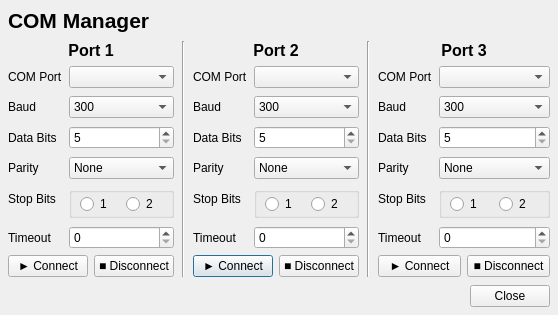
The window that ui-files/comManager.ui (Iwan-Rahman/PyQt-Interface-Forked) describes before a commit, drawn with Qt 5.
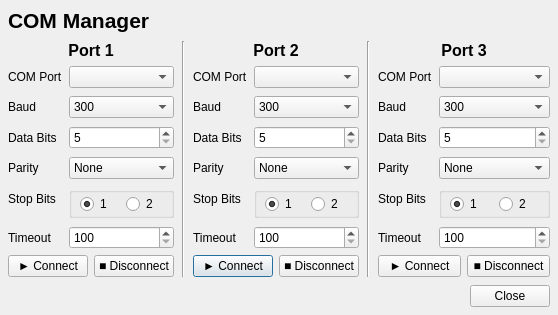
The same window after the commit.

The edit to the form file:
```diff
--- a/ui-files/comManager.ui
+++ b/ui-files/comManager.ui
@@ -246,7 +246,14 @@
         </widget>
        </item>
        <item row="5" column="1">
-        <widget class="QSpinBox" name="TimeoutInputP2"/>
+        <widget class="QSpinBox" name="TimeoutInputP2">
+         <property name="minimum">
+          <number>100</number>
+         </property>
+         <property name="maximum">
+          <number>10000</number>
+         </property>
+        </widget>
        </item>
        <item row="4" column="1">
         <widget class="QGroupBox" name="StopBitInputP2">
@@ -277,6 +284,9 @@
             <property name="text">
              <string>1</string>
             </property>
+            <property name="checked">
+             <bool>true</bool>
+            </property>
            </widget>
           </item>
           <item>
@@ -526,7 +536,14 @@
         </widget>
        </item>
        <item row="5" column="1">
-        <widget class="QSpinBox" name="TimeoutInputP3"/>
+        <widget class="QSpinBox" name="TimeoutInputP3">
+         <property name="minimum">
+          <number>100</number>
+         </property>
+         <property name="maximum">
+          <number>10000</number>
+         </property>
+        </widget>
        </item>
        <item row="4" column="1">
         <widget class="QGroupBox" name="StopBitInputP3">
@@ -557,6 +574,9 @@
             <property name="text">
              <string>1</string>
             </property>
+            <property name="checked">
+             <bool>true</bool>
+            </property>
            </widget>
           </item>
           <item>
@@ -826,7 +846,14 @@
         </widget>
        </item>
        <item row="5" column="1">
-        <widget class="QSpinBox" name="TimeoutInputP1"/>
+        <widget class="QSpinBox" name="TimeoutInputP1">
+         <property name="minimum">
+          <number>100</number>
+         </property>
+         <property name="maximum">
+          <number>10000</number>
+         </property>
+        </widget>
        </item>
        <item row="4" column="1">
         <widget class="QGroupBox" name="StopBitInputP1">
@@ -866,6 +893,9 @@
             <property name="text">
              <string>1</string>
             </property>
+            <property name="checked">
+             <bool>true</bool>
+            </property>
            </widget>
           </item>
           <item>
```
